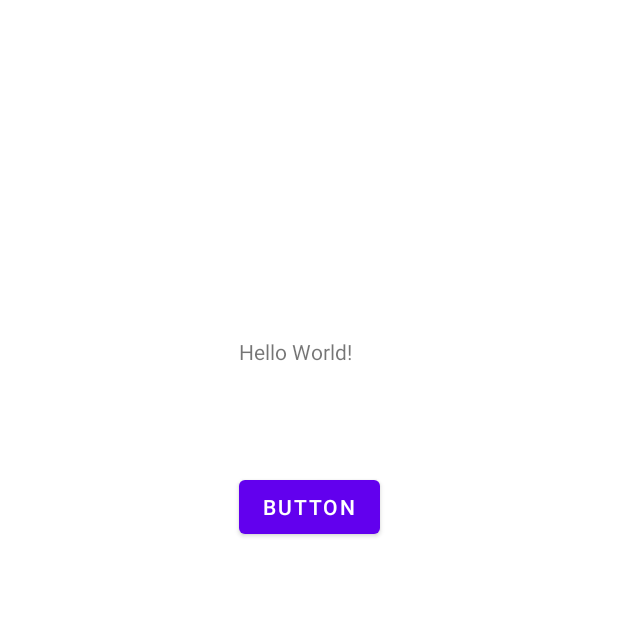
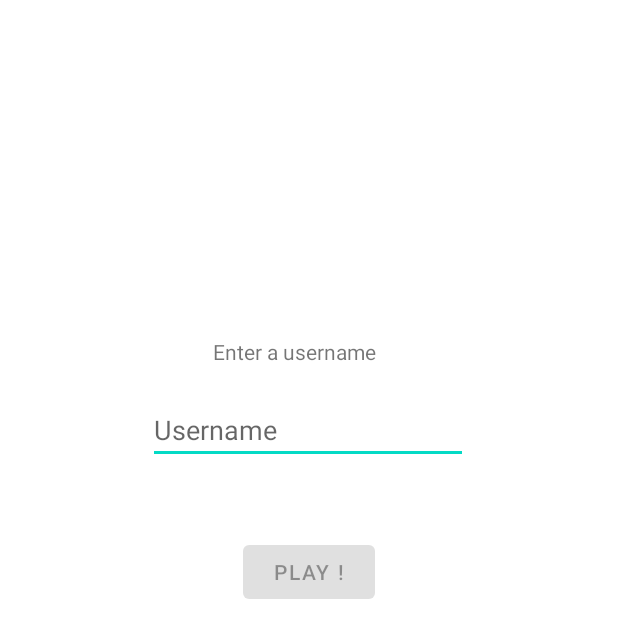
Before and after one commit to liquid-ocelot/PaintClicker, an Android app: the screen it shows after launch (MainActivity), on a phone screen of 412 x 824 dp. Shown: the top 638 px of the screen. Run offline under Robolectric (Android 15) with nearby library versions, the light colour scheme and no system bars.

Commit message:
add username textbox on the main page

```diff
--- a/app/src/main/java/com/e/paintclicker/view/MainActivity.kt
+++ b/app/src/main/java/com/e/paintclicker/view/MainActivity.kt
@@ -3,6 +3,8 @@ package com.e.paintclicker.view
 import android.content.Intent
 import androidx.appcompat.app.AppCompatActivity
 import android.os.Bundle
+import android.text.Editable
+import android.text.TextWatcher
 import com.e.paintclicker.R
 import com.e.paintclicker.databinding.ActivityMainBinding
 
@@ -15,6 +17,22 @@ class MainActivity : AppCompatActivity() {
         binding = ActivityMainBinding.inflate(layoutInflater)
         setContentView(binding.root)
 
+
+        binding.editUsername.addTextChangedListener( object:TextWatcher{
+            override fun afterTextChanged(s: Editable?) {
+
+            }
+
+            override fun beforeTextChanged(s: CharSequence?, start: Int, count: Int, after: Int) {
+
+            }
+
+            override fun onTextChanged(s: CharSequence?, start: Int, before: Int, count: Int) {
+                binding.button.isEnabled = binding.editUsername.text.length != 0
+            }
+
+        })
+
         binding.button.setOnClickListener { v ->
             val intent = Intent(applicationContext, GameActivity::class.java)
             startActivity(intent)
--- a/app/src/main/res/layout/activity_main.xml
+++ b/app/src/main/res/layout/activity_main.xml
@@ -10,7 +10,7 @@
         android:id="@+id/textView"
         android:layout_width="wrap_content"
         android:layout_height="wrap_content"
-        android:text="Hello World!"
+        android:text="Enter a username "
         app:layout_constraintBottom_toBottomOf="parent"
         app:layout_constraintHorizontal_bias="0.474"
         app:layout_constraintLeft_toLeftOf="parent"
@@ -22,9 +22,23 @@
         android:id="@+id/button"
         android:layout_width="wrap_content"
         android:layout_height="wrap_content"
-        android:layout_marginTop="70dp"
-        android:text="Button"
+        android:layout_marginTop="48dp"
+        android:enabled="false"
+        android:text="Play !"
         app:layout_constraintEnd_toEndOf="parent"
+        app:layout_constraintStart_toStartOf="parent"
+        app:layout_constraintTop_toBottomOf="@+id/editUsername" />
+
+    <EditText
+        android:id="@+id/editUsername"
+        android:layout_width="wrap_content"
+        android:layout_height="wrap_content"
+        android:layout_marginTop="20dp"
+        android:ems="10"
+        android:hint="Username"
+        android:inputType="textPersonName"
+        app:layout_constraintEnd_toEndOf="parent"
+        app:layout_constraintHorizontal_bias="0.497"
         app:layout_constraintStart_toStartOf="parent"
         app:layout_constraintTop_toBottomOf="@+id/textView" />
 
```
